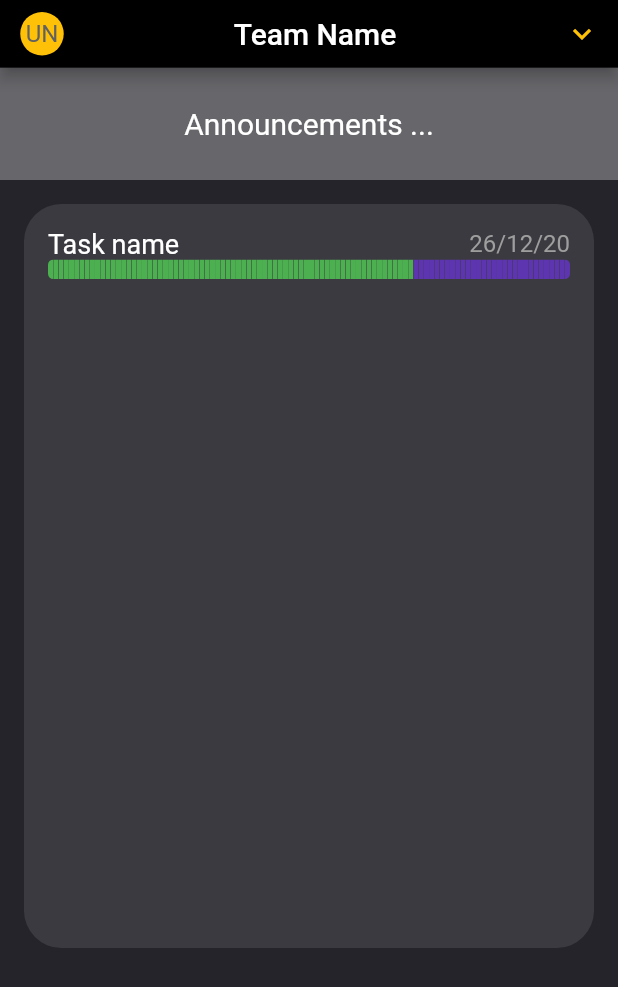
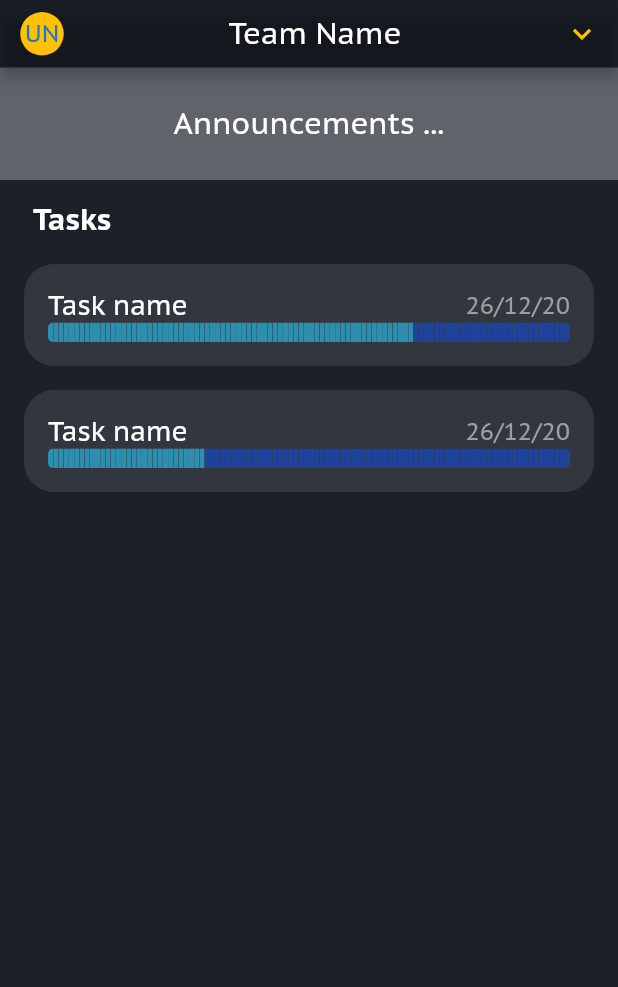
Before and after one commit to MostafaOsama99/work-platform, a Flutter app: the HomePage screen opened directly, on a phone screen of 412 x 824 dp. Shown: the top 987 px of the screen. Run offline on Flutter 3.47's test engine with Material 2 defaults, Android fonts, the light colour scheme and no system bars; drawn by our look-alikes of step_progress_indicator; our stand-ins replace datetime_picker_formfield.

Commit message:
- home page task

```diff
--- a/lib/model/task.dart
+++ b/lib/model/task.dart
@@ -6,12 +6,14 @@ class Task {
   //TODO:check if id is string or double
   final String name, id, description;
   final DateTime created, deadline;
+  Map<String,bool> checkPoints;
 
   final double progress;
 
   Task(
       {@required this.progress,
       this.created,
+        this.checkPoints ,
       @required this.deadline,
       @required this.name,
       this.id,
--- a/lib/screen/home_page_screen.dart
+++ b/lib/screen/home_page_screen.dart
@@ -17,7 +17,7 @@ class HomePage extends StatelessWidget {
         HEIGHT_APPBAR;
 
     return Scaffold(
-      backgroundColor: COLOR_BACKGROUND,
+      // backgroundColor: COLOR_BACKGROUND,
       appBar: PreferredSize(
         preferredSize: Size.fromHeight(HEIGHT_APPBAR),
         child: AppBar(
@@ -64,13 +64,36 @@ class HomePage extends StatelessWidget {
             ),
             Flexible(
                 flex: 3,
+                child: Column(
+                  crossAxisAlignment: CrossAxisAlignment.stretch,
+                  children: [
+                    Padding(
+                      padding: const EdgeInsets.only(left: 22, top: 16, bottom: 8),
+                      child: Text(
+                        'Tasks',
+                        style: TextStyle(
+                            fontSize: 20,
+                            color: Colors.white,
+                            fontWeight: FontWeight.bold),
+                      ),
+                    ),
+                    SizedBox(
+                      height: 350,
                       child: Tasks([
                         Task(
                             progress: 70,
                             description: 'description',
                             name: 'Task name',
+                            deadline: DateTime.now()),
+                        Task(
+                            progress: 30,
+                            description: 'description',
+                            name: 'Task name',
                             deadline: DateTime.now())
-                ])),
+                      ]),
+                    ),
+                  ],
+                )),
             Flexible(child: Container()),
           ],
         ),
@@ -87,7 +110,7 @@ class Tasks extends StatelessWidget {
   @override
   Widget build(BuildContext context) {
     return ListView.builder(
-        scrollDirection: Axis.horizontal,
+       // scrollDirection: Axis.horizontal,
         itemCount: tasks.length,
         itemBuilder: (context, i) => TaskCard(tasks[i]));
   }
--- a/lib/widgets/task/task_card.dart
+++ b/lib/widgets/task/task_card.dart
@@ -11,13 +11,16 @@ class TaskCard extends StatelessWidget {
   @override
   Widget build(BuildContext context) {
     return Container(
-      margin: const EdgeInsets.all(16),
+      margin: const EdgeInsets.symmetric(horizontal: 16, vertical: 8),
       padding: const EdgeInsets.all(16),
       width: MediaQuery.of(context).size.width - 32,
+      //height: 140,
       decoration: BoxDecoration(
-          borderRadius: BorderRadius.circular(25), color: Colors.white10),
+          borderRadius: BorderRadius.circular(20), color: Colors.white10),
       child: Column(
+        mainAxisSize: MainAxisSize.max,
         crossAxisAlignment: CrossAxisAlignment.stretch,
+        mainAxisAlignment: MainAxisAlignment.spaceBetween,
         children: [
           Row(
             crossAxisAlignment: CrossAxisAlignment.center,
@@ -34,17 +37,70 @@ class TaskCard extends StatelessWidget {
               )
             ],
           ),
+
+          //task.checkPoints.map((key, value) =>)
+          //CheckPoint(title: 'this is a check point', value: false),
           StepProgressIndicator(
             totalSteps: 100,
             currentStep: task.progress.toInt(),
             size: 13,
             roundedEdges: const Radius.circular(30),
             padding: 0,
-            selectedColor: Colors.green,
-            unselectedColor: Colors.deepPurple.shade600,
+            selectedColor: const Color.fromRGBO(45, 142, 175, 1),
+            // Colors.green,
+            unselectedColor:
+                Color.fromRGBO(31, 66, 156, 1), //Colors.deepPurple.shade600,
           ),
         ],
       ),
     );
   }
 }
+
+class CheckPoint extends StatefulWidget {
+  final title, value;
+
+  const CheckPoint({Key key, @required this.title,this.value = false})
+      : super(key: key);
+
+  @override
+  _CheckPointState createState() => _CheckPointState();
+}
+
+class _CheckPointState extends State<CheckPoint> {
+  bool _value ;
+
+  @override
+  void initState() {
+    super.initState();
+    _value = widget.value;
+  }
+
+  @override
+  Widget build(BuildContext context) {
+    return SizedBox(
+      //height: 30,
+      child: CheckboxListTile(
+        contentPadding: const EdgeInsets.symmetric(vertical: 0, horizontal: 12),
+        dense: true,
+        title: Text(
+          widget.title,
+          style: TextStyle(
+            fontSize: 16,
+              color: Colors.white70,
+              fontStyle: FontStyle.italic,
+              decoration: _value ? TextDecoration.lineThrough : null,
+              decorationStyle:  TextDecorationStyle.solid,
+          ),
+        ),
+        controlAffinity: ListTileControlAffinity.platform,
+        onChanged: (bool value) {
+          setState(() {
+            _value = value;
+          });
+        },
+        value: _value,
+      ),
+    );
+  }
+}
--- a/pubspec.yaml
+++ b/pubspec.yaml
@@ -71,6 +71,8 @@ flutter:
       fonts:
         - asset: assets/fonts/PT_Sans_Caption_Bold.ttf
           weight: 700
+        - asset: assets/fonts/PTSansCaption-Regular.ttf
+
   #   - family: Schyler
   #     fonts:
   #       - asset: fonts/Schyler-Regular.ttf
```
Also changed, not shown: lib/main.dart (+8 -5 lines), assets/fonts/PTSansCaption-Regular.ttf (added), lib/constants.dart (line endings or trailing spaces). Lines whose indentation alone changed are shown as unchanged.
